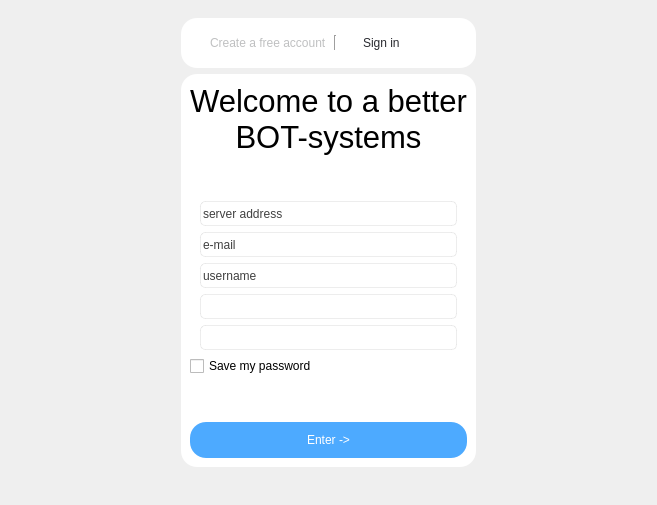
Qt form simple_gram_desktop/constructor_app/widgets/login_widget.ui (cuttlesystems/simplegram) before a commit.
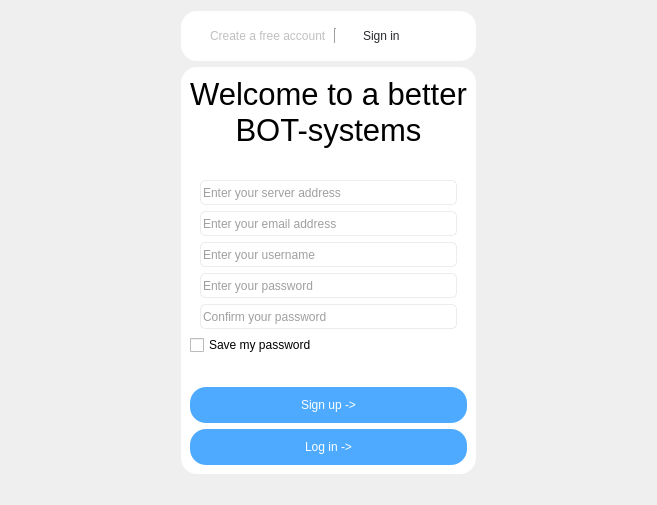
The same form after that commit.

Commit message: qt: переключение логин/регистрация

Diff of the .ui file:
```diff
--- a/simple_gram_desktop/constructor_app/widgets/login_widget.ui
+++ b/simple_gram_desktop/constructor_app/widgets/login_widget.ui
@@ -201,7 +201,10 @@
              <string/>
             </property>
             <property name="text">
-             <string>server address</string>
+             <string/>
+            </property>
+            <property name="placeholderText">
+             <string>Enter your server address</string>
             </property>
            </widget>
           </item>
@@ -223,7 +226,10 @@
 }</string>
             </property>
             <property name="text">
-             <string>e-mail</string>
+             <string/>
+            </property>
+            <property name="placeholderText">
+             <string>Enter your email address</string>
             </property>
            </widget>
           </item>
@@ -251,8 +257,11 @@
 }</string>
             </property>
             <property name="text">
-             <string>username</string>
+             <string/>
             </property>
+            <property name="placeholderText">
+             <string>Enter your username</string>
+            </property>
            </widget>
           </item>
           <item>
@@ -278,6 +287,9 @@
             <property name="echoMode">
              <enum>QLineEdit::Password</enum>
             </property>
+            <property name="placeholderText">
+             <string>Enter your password</string>
+            </property>
            </widget>
           </item>
           <item>
@@ -303,6 +315,9 @@
             <property name="echoMode">
              <enum>QLineEdit::Password</enum>
             </property>
+            <property name="placeholderText">
+             <string>Confirm your password</string>
+            </property>
            </widget>
           </item>
           <item>
@@ -353,7 +368,39 @@
 }</string>
             </property>
             <property name="text">
-             <string>Enter -&gt;</string>
+             <string>Sign up -&gt;</string>
+            </property>
+           </widget>
+          </item>
+          <item>
+           <widget class="QPushButton" name="login_button">
+            <property name="enabled">
+             <bool>true</bool>
+            </property>
+            <property name="minimumSize">
+             <size>
+              <width>0</width>
+              <height>36</height>
+             </size>
+            </property>
+            <property name="styleSheet">
+             <string notr="true">QPushButton{
+	color:white;
+	border: none;
+	border-radius:16px;
+	background-color: #4DAAFF;
+}
+
+QPushButton:!enabled{
+	background-color: rgba(82,136,193,76);
+}
+
+QPushButton::hover{
+	background-color: #5288C1;
+}</string>
+            </property>
+            <property name="text">
+             <string>Log in -&gt;</string>
             </property>
            </widget>
           </item>
```
Left out of the diff: 8 changed lines with no effect on the pictures. The commit also changes 2 other files.
